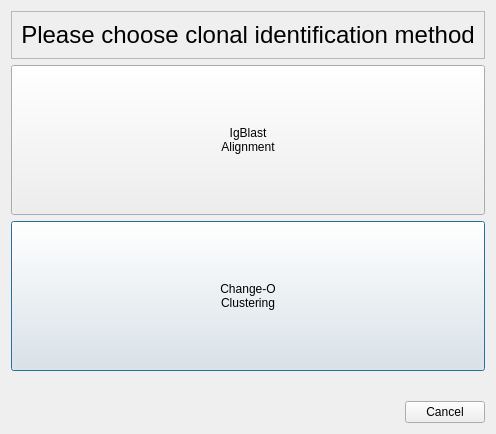
First picture: the form in CloneOptiondialog.ui, repository WilsonImmunologyLab/VGenes, before the edit.
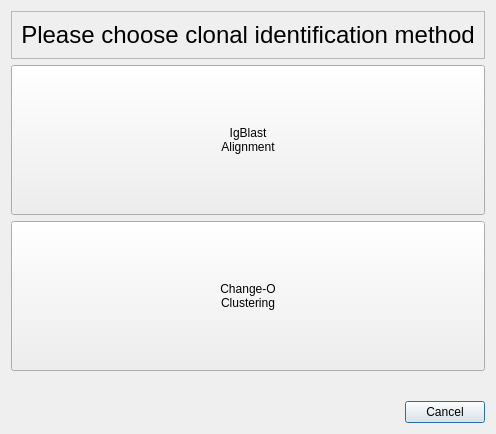
Second picture: the form after the edit. Icons and pictures are not drawn.

```diff
--- a/CloneOptiondialog.ui
+++ b/CloneOptiondialog.ui
@@ -49,6 +49,9 @@
        <height>130</height>
       </size>
      </property>
+     <property name="autoDefault">
+      <bool>false</bool>
+     </property>
     </widget>
    </item>
    <item row="4" column="1">
```
Left out of the diff: 3 changed lines with no effect on the pictures.
